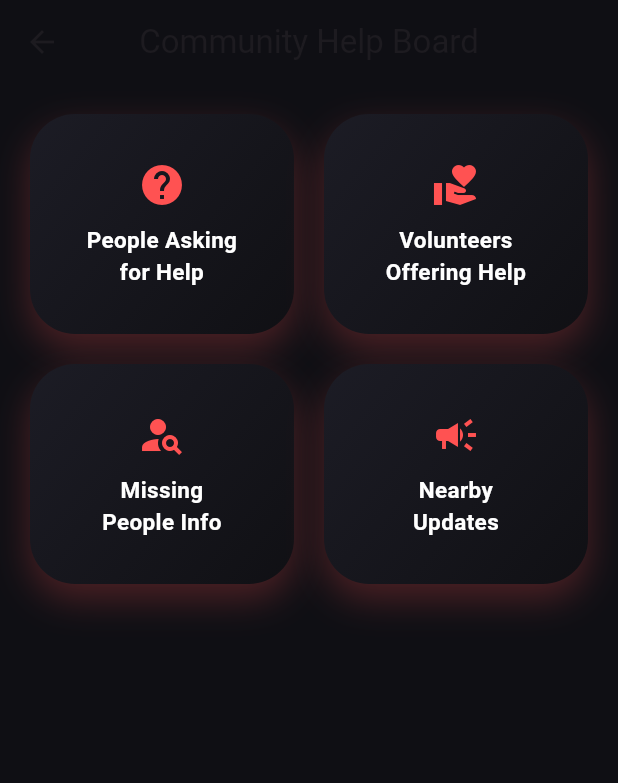
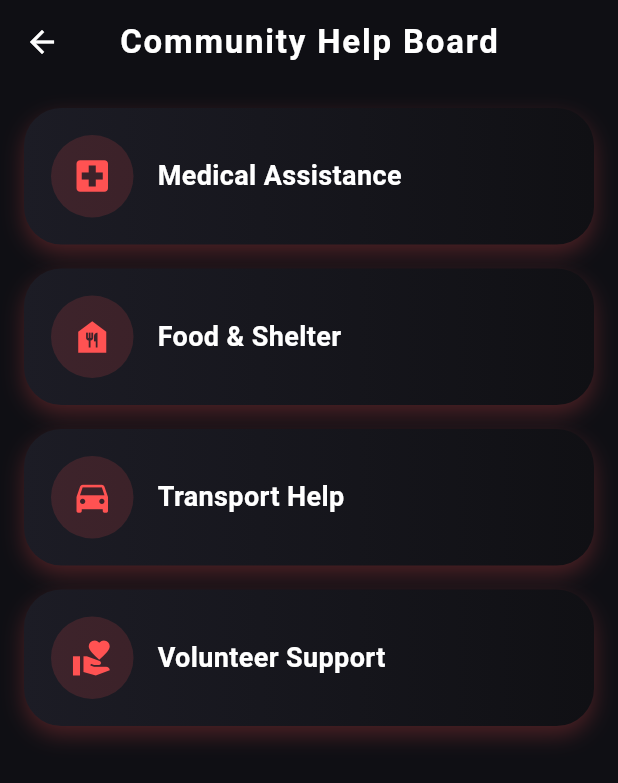
Before and after one commit to jaishrivijayakumar/RescueNetX, a Flutter app: the CommunityHelpBoard screen opened by its route, on a phone screen of 412 x 824 dp. Shown: the top 783 px of the screen. Run offline on Flutter 3.47's test engine with Material 3 defaults, Android fonts, the phone set to English and light mode, and no system bars; our stand-ins replace shared_preferences; accounts and stored records are empty.

Commit message:
Added Community Help Board feature

```diff
--- a/rescue_net_x/lib/main.dart
+++ b/rescue_net_x/lib/main.dart
@@ -27,7 +27,7 @@ class MyApp extends StatelessWidget {
         scaffoldBackgroundColor: Colors.black,
       ),
 
-      // ✅ ROUTES
+      // ✅ ROUTES — THIS MUST MATCH EXACTLY
       routes: {
         '/home': (context) => const HomeScreen(),
         '/community': (context) => const CommunityHelpBoard(),
--- a/rescue_net_x/lib/screens/community_help_board.dart
+++ b/rescue_net_x/lib/screens/community_help_board.dart
@@ -2,53 +2,6 @@ import 'package:flutter/material.dart';
 
 class CommunityHelpBoard extends StatelessWidget {
   const CommunityHelpBoard({super.key});
-
-  Widget _cylinderBox(BuildContext context, String title, IconData icon) {
-    return InkWell(
-      onTap: () {
-        ScaffoldMessenger.of(context).showSnackBar(
-          SnackBar(content: Text('$title clicked')),
-        );
-      },
-      borderRadius: BorderRadius.circular(30),
-      child: Container(
-        height: 120,
-        decoration: BoxDecoration(
-          borderRadius: BorderRadius.circular(30),
-          gradient: const LinearGradient(
-            colors: [Color(0xFF1C1C25), Color(0xFF101014)],
-            begin: Alignment.topLeft,
-            end: Alignment.bottomRight,
-          ),
-          boxShadow: [
-            BoxShadow(
-              color: Colors.redAccent.withOpacity(0.25),
-              blurRadius: 20,
-              offset: const Offset(0, 10),
-            ),
-          ],
-        ),
-        child: Center(
-          child: Column(
-            mainAxisAlignment: MainAxisAlignment.center,
-            children: [
-              Icon(icon, color: Colors.redAccent, size: 32),
-              const SizedBox(height: 10),
-              Text(
-                title,
-                textAlign: TextAlign.center,
-                style: const TextStyle(
-                  color: Colors.white,
-                  fontSize: 15,
-                  fontWeight: FontWeight.bold,
-                ),
-              ),
-            ],
-          ),
-        ),
-      ),
-    );
-  }
 
   @override
   Widget build(BuildContext context) {
@@ -57,24 +10,89 @@ class CommunityHelpBoard extends StatelessWidget {
       appBar: AppBar(
         backgroundColor: Colors.transparent,
         elevation: 0,
-        title: const Text('Community Help Board'),
         centerTitle: true,
+        title: const Text(
+          'Community Help Board',
+          style: TextStyle(
+            color: Colors.white,
+            fontSize: 22,
+            fontWeight: FontWeight.bold,
+            letterSpacing: 1.2,
+          ),
+        ),
+        iconTheme: const IconThemeData(color: Colors.white),
       ),
       body: Padding(
-        padding: const EdgeInsets.all(20),
-        child: GridView.count(
-          crossAxisCount: 2,
-          mainAxisSpacing: 20,
-          crossAxisSpacing: 20,
-          childAspectRatio: 1.2,
+        padding: const EdgeInsets.all(16),
+        child: Column(
           children: [
-            _cylinderBox(context, 'People Asking\nfor Help', Icons.help),
-            _cylinderBox(context, 'Volunteers\nOffering Help', Icons.volunteer_activism),
-            _cylinderBox(context, 'Missing\nPeople Info', Icons.person_search),
-            _cylinderBox(context, 'Nearby\nUpdates', Icons.campaign),
+            _helpCard(
+              icon: Icons.local_hospital,
+              title: 'Medical Assistance',
+            ),
+            _helpCard(
+              icon: Icons.food_bank,
+              title: 'Food & Shelter',
+            ),
+            _helpCard(
+              icon: Icons.directions_car,
+              title: 'Transport Help',
+            ),
+            _helpCard(
+              icon: Icons.volunteer_activism,
+              title: 'Volunteer Support',
+            ),
           ],
         ),
       ),
     );
   }
+
+  Widget _helpCard({
+    required IconData icon,
+    required String title,
+    String? description, // ✅ optional now
+  }) {
+    return Container(
+      margin: const EdgeInsets.only(bottom: 16),
+      padding: const EdgeInsets.all(18),
+      decoration: BoxDecoration(
+        borderRadius: BorderRadius.circular(25),
+        gradient: const LinearGradient(
+          colors: [Color(0xFF1C1C25), Color(0xFF101014)],
+        ),
+        boxShadow: [
+          BoxShadow(
+            color: Colors.redAccent.withOpacity(0.25),
+            blurRadius: 12,
+            offset: const Offset(0, 6),
+          ),
+        ],
+      ),
+      child: Row(
+        children: [
+          Container(
+            width: 55,
+            height: 55,
+            decoration: BoxDecoration(
+              color: Colors.redAccent.withOpacity(0.15),
+              shape: BoxShape.circle,
+            ),
+            child: Icon(icon, color: Colors.redAccent, size: 28),
+          ),
+          const SizedBox(width: 16),
+          Expanded(
+            child: Text(
+              title,
+              style: const TextStyle(
+                color: Colors.white,
+                fontSize: 18,
+                fontWeight: FontWeight.bold,
+              ),
+            ),
+          ),
+        ],
+      ),
+    );
+  }
 }
--- a/rescue_net_x/lib/screens/home_screen.dart
+++ b/rescue_net_x/lib/screens/home_screen.dart
@@ -48,9 +48,15 @@ class _HomeScreenState extends State<HomeScreen>
     );
   }
 
-  Widget _featureBubble(IconData icon, String label) {
+  Widget _featureBubble(
+    IconData icon,
+    String label, {
+    VoidCallback? onTap,
+  }) {
     return MouseRegion(
       cursor: SystemMouseCursors.click,
+      child: GestureDetector(
+        onTap: onTap,
         child: Column(
           children: [
             Container(
@@ -70,9 +76,13 @@ class _HomeScreenState extends State<HomeScreen>
               child: Icon(icon, color: Colors.redAccent, size: 32),
             ),
             const SizedBox(height: 6),
-          Text(label,
-              style: const TextStyle(color: Colors.white70, fontSize: 12)),
+            Text(
+              label,
+              style: const TextStyle(color: Colors.white70, fontSize: 12),
+              textAlign: TextAlign.center,
+            ),
           ],
+        ),
       ),
     );
   }
@@ -123,8 +133,14 @@ class _HomeScreenState extends State<HomeScreen>
                 Row(
                   mainAxisAlignment: MainAxisAlignment.spaceEvenly,
                   children: [
-                    _featureBubble(Icons.local_hospital, 'Medical Emergency'),
-                    _featureBubble(Icons.food_bank, 'Food & Water Support'),
+                    _featureBubble(
+                      Icons.local_hospital,
+                      'Medical Emergency',
+                    ),
+                    _featureBubble(
+                      Icons.food_bank,
+                      'Food & Water Support',
+                    ),
                   ],
                 ),
 
@@ -171,8 +187,17 @@ class _HomeScreenState extends State<HomeScreen>
                 Row(
                   mainAxisAlignment: MainAxisAlignment.spaceEvenly,
                   children: [
-                    _featureBubble(Icons.home_rounded, 'Shelter Finder'),
-                    _featureBubble(Icons.groups, 'Community Help Board'),
+                    _featureBubble(
+                      Icons.home_rounded,
+                      'Shelter Finder',
+                    ),
+                    _featureBubble(
+                      Icons.groups,
+                      'Community Help Board',
+                      onTap: () {
+                        Navigator.pushNamed(context, '/community');
+                      },
+                    ),
                   ],
                 ),
               ],
```
Lines whose indentation alone changed are shown as unchanged.
